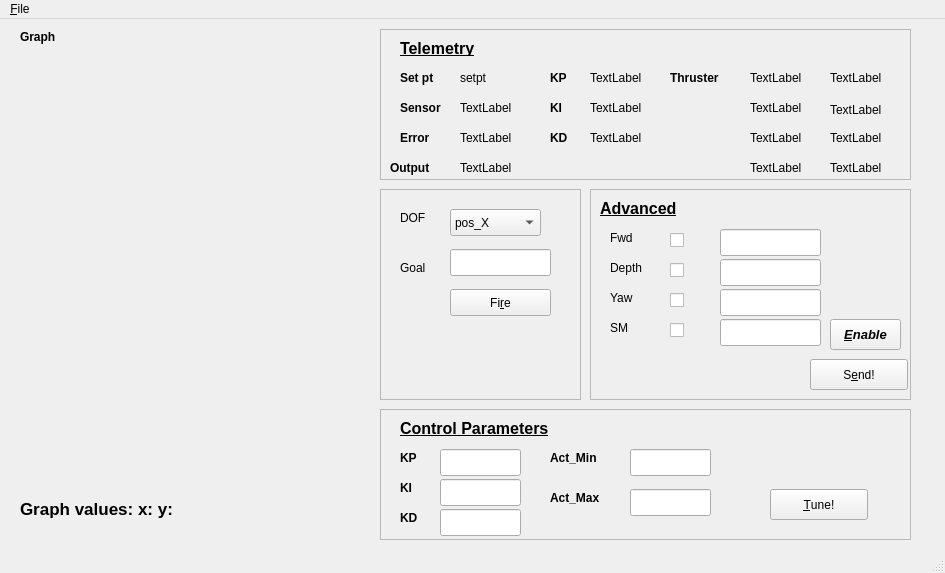
Above: src/GUI/ControlUI.ui from silverbullet1/bbauv before the change. Below: the same form after it.
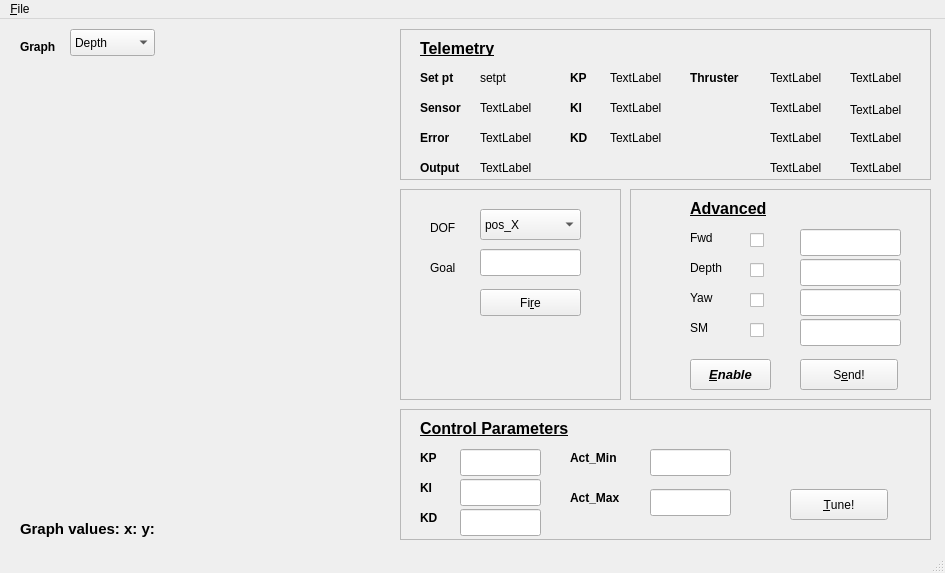
That is the form after the change. Custom widgets are drawn as their Qt base class.

Commit message: Finish refactoring control ui

```diff
--- a/src/GUI/ControlUI.ui
+++ b/src/GUI/ControlUI.ui
@@ -21,9 +21,9 @@
     <property name="geometry">
      <rect>
       <x>20</x>
-      <y>40</y>
-      <width>341</width>
-      <height>411</height>
+      <y>50</y>
+      <width>371</width>
+      <height>431</height>
      </rect>
     </property>
     <layout class="QHBoxLayout" name="graph">
@@ -40,7 +40,7 @@
     <property name="geometry">
      <rect>
       <x>20</x>
-      <y>10</y>
+      <y>20</y>
       <width>66</width>
       <height>17</height>
      </rect>
@@ -52,7 +52,7 @@
    <widget class="QFrame" name="telemetry_box">
     <property name="geometry">
      <rect>
-      <x>380</x>
+      <x>400</x>
       <y>10</y>
       <width>531</width>
       <height>151</height>
@@ -178,7 +178,7 @@
     <widget class="QLabel" name="output_label">
      <property name="geometry">
       <rect>
-       <x>10</x>
+       <x>20</x>
        <y>130</y>
        <width>51</width>
        <height>17</height>
@@ -431,23 +431,10 @@
      </property>
     </widget>
    </widget>
-   <widget class="QLabel" name="DOF_label">
-    <property name="geometry">
-     <rect>
-      <x>400</x>
-      <y>190</y>
-      <width>51</width>
-      <height>17</height>
-     </rect>
-    </property>
-    <property name="text">
-     <string>DOF</string>
-    </property>
-   </widget>
    <widget class="QFrame" name="controparam_frame">
     <property name="geometry">
      <rect>
-      <x>380</x>
+      <x>400</x>
       <y>390</y>
       <width>531</width>
       <height>131</height>
@@ -483,7 +470,7 @@
       <rect>
        <x>170</x>
        <y>80</y>
-       <width>61</width>
+       <width>71</width>
        <height>17</height>
       </rect>
      </property>
@@ -623,13 +610,23 @@
       <string>Ctrl+E</string>
      </property>
     </widget>
+    <widget class="QLineEdit" name="con_KD_val">
+     <property name="geometry">
+      <rect>
+       <x>60</x>
+       <y>100</y>
+       <width>81</width>
+       <height>27</height>
+      </rect>
+     </property>
+    </widget>
    </widget>
    <widget class="QFrame" name="advanced_frame">
     <property name="geometry">
      <rect>
-      <x>590</x>
+      <x>630</x>
       <y>170</y>
-      <width>321</width>
+      <width>301</width>
       <height>211</height>
      </rect>
     </property>
@@ -642,7 +639,7 @@
     <widget class="QLabel" name="Fwd_label">
      <property name="geometry">
       <rect>
-       <x>20</x>
+       <x>60</x>
        <y>40</y>
        <width>51</width>
        <height>17</height>
@@ -655,7 +652,7 @@
     <widget class="QCheckBox" name="fwd_check">
      <property name="geometry">
       <rect>
-       <x>80</x>
+       <x>120</x>
        <y>40</y>
        <width>41</width>
        <height>22</height>
@@ -668,7 +665,7 @@
     <widget class="QLineEdit" name="fwd_val">
      <property name="geometry">
       <rect>
-       <x>130</x>
+       <x>170</x>
        <y>40</y>
        <width>101</width>
        <height>27</height>
@@ -678,7 +675,7 @@
     <widget class="QLabel" name="Depth_label">
      <property name="geometry">
       <rect>
-       <x>20</x>
+       <x>60</x>
        <y>70</y>
        <width>51</width>
        <height>17</height>
@@ -691,7 +688,7 @@
     <widget class="QCheckBox" name="depth_check">
      <property name="geometry">
       <rect>
-       <x>80</x>
+       <x>120</x>
        <y>70</y>
        <width>41</width>
        <height>22</height>
@@ -704,7 +701,7 @@
     <widget class="QLineEdit" name="depth_val">
      <property name="geometry">
       <rect>
-       <x>130</x>
+       <x>170</x>
        <y>70</y>
        <width>101</width>
        <height>27</height>
@@ -714,7 +711,7 @@
     <widget class="QLineEdit" name="yaw_val">
      <property name="geometry">
       <rect>
-       <x>130</x>
+       <x>170</x>
        <y>100</y>
        <width>101</width>
        <height>27</height>
@@ -724,7 +721,7 @@
     <widget class="QLabel" name="yaw_label">
      <property name="geometry">
       <rect>
-       <x>20</x>
+       <x>60</x>
        <y>100</y>
        <width>51</width>
        <height>17</height>
@@ -737,7 +734,7 @@
     <widget class="QCheckBox" name="yaw_check">
      <property name="geometry">
       <rect>
-       <x>80</x>
+       <x>120</x>
        <y>100</y>
        <width>41</width>
        <height>22</height>
@@ -750,7 +747,7 @@
     <widget class="QLineEdit" name="sm_val">
      <property name="geometry">
       <rect>
-       <x>130</x>
+       <x>170</x>
        <y>130</y>
        <width>101</width>
        <height>27</height>
@@ -760,7 +757,7 @@
     <widget class="QCheckBox" name="sm_check">
      <property name="geometry">
       <rect>
-       <x>80</x>
+       <x>120</x>
        <y>130</y>
        <width>41</width>
        <height>22</height>
@@ -773,7 +770,7 @@
     <widget class="QLabel" name="sm_label">
      <property name="geometry">
       <rect>
-       <x>20</x>
+       <x>60</x>
        <y>130</y>
        <width>51</width>
        <height>17</height>
@@ -786,7 +783,7 @@
     <widget class="QLabel" name="Advanced_label">
      <property name="geometry">
       <rect>
-       <x>10</x>
+       <x>60</x>
        <y>10</y>
        <width>151</width>
        <height>17</height>
@@ -802,7 +799,7 @@
     <widget class="QPushButton" name="sendButton">
      <property name="geometry">
       <rect>
-       <x>220</x>
+       <x>170</x>
        <y>170</y>
        <width>98</width>
        <height>31</height>
@@ -818,9 +815,9 @@
     <widget class="QPushButton" name="enabledButton">
      <property name="geometry">
       <rect>
-       <x>240</x>
-       <y>130</y>
-       <width>71</width>
+       <x>60</x>
+       <y>170</y>
+       <width>81</width>
        <height>31</height>
       </rect>
      </property>
@@ -840,58 +837,18 @@
      </property>
     </widget>
    </widget>
-   <widget class="QComboBox" name="dof_comboBox">
-    <property name="geometry">
-     <rect>
-      <x>450</x>
-      <y>190</y>
-      <width>91</width>
-      <height>27</height>
-     </rect>
-    </property>
-    <item>
-     <property name="text">
-      <string>pos_X</string>
-     </property>
-    </item>
-    <item>
-     <property name="text">
-      <string>pos_Y</string>
-     </property>
-    </item>
-    <item>
-     <property name="text">
-      <string>yaw</string>
-     </property>
-    </item>
-    <item>
-     <property name="text">
-      <string>roll</string>
-     </property>
-    </item>
-    <item>
-     <property name="text">
-      <string>pitch</string>
-     </property>
-    </item>
-    <item>
-     <property name="text">
-      <string>depth</string>
-     </property>
-    </item>
-   </widget>
    <widget class="QLabel" name="graphvalues">
     <property name="geometry">
      <rect>
       <x>20</x>
-      <y>480</y>
+      <y>500</y>
       <width>321</width>
       <height>21</height>
      </rect>
     </property>
     <property name="font">
      <font>
-      <pointsize>13</pointsize>
+      <pointsize>11</pointsize>
       <weight>75</weight>
       <bold>true</bold>
      </font>
@@ -906,9 +863,9 @@
    <widget class="QFrame" name="frame">
     <property name="geometry">
      <rect>
-      <x>380</x>
+      <x>400</x>
       <y>170</y>
-      <width>201</width>
+      <width>221</width>
       <height>211</height>
      </rect>
     </property>
@@ -921,7 +878,7 @@
     <widget class="QPushButton" name="fireButton">
      <property name="geometry">
       <rect>
-       <x>70</x>
+       <x>80</x>
        <y>100</y>
        <width>101</width>
        <height>27</height>
@@ -943,7 +900,7 @@
     <widget class="QLineEdit" name="goal_val">
      <property name="geometry">
       <rect>
-       <x>70</x>
+       <x>80</x>
        <y>60</y>
        <width>101</width>
        <height>27</height>
@@ -956,7 +913,7 @@
     <widget class="QLabel" name="Goal_label">
      <property name="geometry">
       <rect>
-       <x>20</x>
+       <x>30</x>
        <y>70</y>
        <width>51</width>
        <height>17</height>
@@ -966,16 +923,99 @@
       <string>Goal</string>
      </property>
     </widget>
+    <widget class="QLabel" name="DOF_label">
+     <property name="geometry">
+      <rect>
+       <x>30</x>
+       <y>30</y>
+       <width>51</width>
+       <height>17</height>
+      </rect>
+     </property>
+     <property name="text">
+      <string>DOF</string>
+     </property>
+    </widget>
+    <widget class="QComboBox" name="dof_comboBox">
+     <property name="geometry">
+      <rect>
+       <x>80</x>
+       <y>20</y>
+       <width>101</width>
+       <height>31</height>
+      </rect>
+     </property>
+     <item>
+      <property name="text">
+       <string>pos_X</string>
+      </property>
+     </item>
+     <item>
+      <property name="text">
+       <string>pos_Y</string>
+      </property>
+     </item>
+     <item>
+      <property name="text">
+       <string>yaw</string>
+      </property>
+     </item>
+     <item>
+      <property name="text">
+       <string>roll</string>
+      </property>
+     </item>
+     <item>
+      <property name="text">
+       <string>pitch</string>
+      </property>
+     </item>
+     <item>
+      <property name="text">
+       <string>depth</string>
+      </property>
+     </item>
+    </widget>
    </widget>
-   <widget class="QLineEdit" name="con_KD_val">
+   <widget class="QComboBox" name="graphType">
     <property name="geometry">
      <rect>
-      <x>440</x>
-      <y>490</y>
-      <width>81</width>
+      <x>70</x>
+      <y>10</y>
+      <width>85</width>
       <height>27</height>
      </rect>
     </property>
+    <item>
+     <property name="text">
+      <string>Depth</string>
+     </property>
+    </item>
+    <item>
+     <property name="text">
+      <string>Heading</string>
+     </property>
+    </item>
+    <item>
+     <property name="text">
+      <string>Forward</string>
+     </property>
+    </item>
+    <item>
+     <property name="text">
+      <string>Roll</string>
+     </property>
+    </item>
+    <item>
+     <property name="text">
+      <string>Yaw</string>
+     </property>
+    </item>
+    <item>
+     <property name="text">
+      <string>Pitch</string>
+     </property>
+    </item>
    </widget>
    <zorder>frame</zorder>
    <zorder>horizontalLayoutWidget</zorder>
```
Left out of the diff: 4 changed lines with no effect on the pictures. The commit also changes 5 other files.
